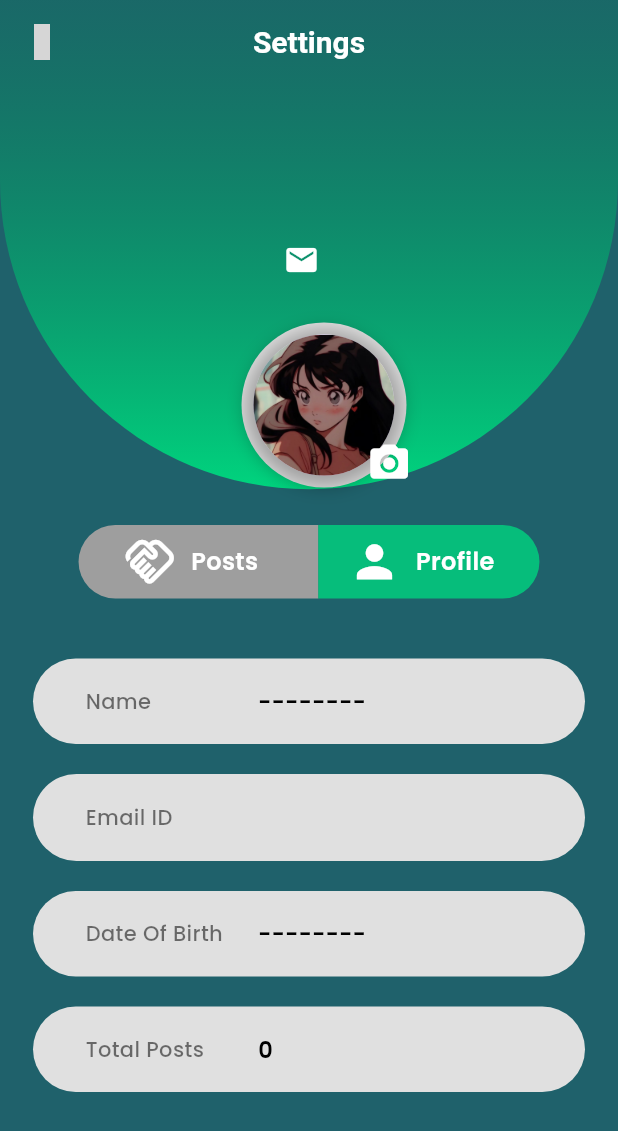
After one commit to Krishnabh-Das/HESTIA, a Flutter app: the SettingsScreen screen opened directly, after a tap on "Posts", on a phone screen of 412 x 824 dp. The commit adds this screen. Shown: the top 1131 px of the screen. Run offline on Flutter 3.47's test engine with Material 3 defaults, Android fonts, the light colour scheme and no system bars; our stand-ins replace cloud_firestore, firebase_auth, firebase_core, firebase_storage, get, get_storage and 7 more; missing offline and left inert: custom_info_window, widget_to_marker; accounts and stored records are empty; network calls fail; grey boxes are pictures that could not be loaded.

Commit message:
Added the Settings Screen with backend connection

```diff
--- /dev/null
+++ b/client/lib/bottom_nav_bar.dart
@@ -0,0 +1,47 @@
+import 'package:flutter/material.dart';
+import 'package:get/get.dart';
+import 'package:get/get_state_manager/get_state_manager.dart';
+import 'package:hestia/features/core/screens/Donation/donation_Screen.dart';
+import 'package:hestia/features/core/screens/home/home.dart';
+import 'package:hestia/features/core/screens/maps/MarkerMap/MapScreen.dart';
+import 'package:hestia/features/personalization/screens/settings/settings_screen.dart';
+import 'package:iconsax/iconsax.dart';
+
+class bottomNavBar extends StatelessWidget {
+  const bottomNavBar({super.key});
+
+  @override
+  Widget build(BuildContext context) {
+    final controller = Get.put(NavigationController());
+    return Scaffold(
+      bottomNavigationBar: NavigationBar(
+        destinations: const [
+          NavigationDestination(icon: Icon(Iconsax.home), label: "Home"),
+          NavigationDestination(
+              icon: Icon(Iconsax.message_question), label: "Question"),
+          NavigationDestination(icon: Icon(Icons.help), label: "Donate"),
+          NavigationDestination(icon: Icon(Iconsax.setting), label: "Settings"),
+        ],
+        elevation: 0,
+        height: 80,
+        selectedIndex: controller.selectedIndex.value,
+        onDestinationSelected: (value) =>
+            controller.selectedIndex.value = value,
+      ),
+      body: Obx(
+        () => controller.screens[controller.selectedIndex.value],
+      ),
+    );
+  }
+}
+
+class NavigationController extends GetxController {
+  Rx<int> selectedIndex = 0.obs;
+
+  var screens = [
+    MarkerMapScreen(),
+    HomeScreen(),
+    DonationScreen(),
+    SettingsScreen()
+  ];
+}
--- a/client/lib/data/repositories/firebase_queries_for_regionMap/firebase_queries_for_regionMap.dart
+++ b/client/lib/data/repositories/firebase_queries_for_regionMap/firebase_queries_for_regionMap.dart
@@ -8,38 +8,48 @@ class FirebaseQueryForRegionMap {
     Set<Polygon> polygons = {};
 
     try {
-      // Replace 'RegionMap' with your actual Firestore collection name
       final querySnapshot =
           await FirebaseFirestore.instance.collection('RegionMap').get();
 
       for (var documentSnapshot in querySnapshot.docs) {
-        // Extract points from the document
-        List<LatLng> latLngPoints = [];
+        // Extract 'coords' field from Firestore document
+        List<dynamic>? array_of_geopoints = documentSnapshot.data()["coords"];
 
-        // Iterate through fields like '1', '2', '3', ...
-        int pointIndex = 1;
-        while (documentSnapshot.data().containsKey(pointIndex.toString())) {
-          GeoPoint geoPoint =
-              documentSnapshot.data()[pointIndex.toString()] as GeoPoint;
-          latLngPoints.add(LatLng(geoPoint.latitude, geoPoint.longitude));
-          pointIndex++;
-        }
+        if (array_of_geopoints != null && array_of_geopoints.length > 2) {
+          // Check if the 'coords' list contains valid GeoPoint objects
+          if (array_of_geopoints.every((element) => element is GeoPoint)) {
+            // Convert dynamic list to List<GeoPoint>
+            List<GeoPoint> geoPoints = List<GeoPoint>.from(array_of_geopoints);
+
+            // Convert GeoPoint list to LatLng list
+            List<LatLng> latlngPoints = geoPoints
+                .map(
+                    (geoPoint) => LatLng(geoPoint.latitude, geoPoint.longitude))
+                .toList();
 
             // Create a Polygon with the LatLng points
             Polygon polygon = Polygon(
               polygonId: PolygonId(documentSnapshot.id),
-          points: latLngPoints,
+              points: latlngPoints,
               geodesic: true,
               strokeWidth: 1,
               fillColor: Colors.redAccent.withOpacity(0.3),
               strokeColor: Colors.red,
             );
 
-        // Add the Polygon to the set
             polygons.add(polygon);
+          } else {
+            print(
+                "Error: 'coords' contains invalid GeoPoint objects for document ID ${documentSnapshot.id}");
+          }
+        } else {
+          // Handle the case where 'coords' is null or missing
+          print(
+              "Error: 'coords' is null or missing for document ID ${documentSnapshot.id}");
+        }
       }
     } catch (e) {
-      print('Error fetching polygons: $e');
+      print('Error fetching Region Map: $e');
     }
 
     return polygons;
--- a/client/lib/data/repositories/firebase_query_repository/firebase_query_for_users.dart
+++ b/client/lib/data/repositories/firebase_query_repository/firebase_query_for_users.dart
@@ -134,4 +134,21 @@ class FirebaseQueryForUsers {
       return [];
     }
   }
+
+  Future<Map<String, dynamic>> getProfileFromUsers() async {
+    String? userId = AuthRepository().getUserId();
+    print("print user ID ${userId}");
+    try {
+      final snapshot = await FirebaseFirestore.instance
+          .collection('Users')
+          .doc(userId)
+          .collection('Profile')
+          .get();
+
+      return snapshot.docs[0].data();
+    } catch (error) {
+      print('Error getting markers: $error');
+      return {};
+    }
+  }
 }
--- a/client/lib/features/authentication/controllers/login_controller.dart
+++ b/client/lib/features/authentication/controllers/login_controller.dart
@@ -1,5 +1,6 @@
 import 'package:flutter/material.dart';
 import 'package:get/get.dart';
+import 'package:hestia/bottom_nav_bar.dart';
 import 'package:hestia/data/repositories/auth_repositories.dart';
 import 'package:hestia/features/core/screens/maps/MarkerMap/MapScreen.dart';
 
@@ -20,7 +21,7 @@ class LoginController extends GetxController {
       passwordString,
       () {
         if (_auth.auth.currentUser!.emailVerified) {
-          Get.offAll(() => MarkerMapScreen(key: UniqueKey()));
+          Get.offAll(() => bottomNavBar());
         }
       },
     );
--- /dev/null
+++ b/client/lib/features/core/screens/Donation/donation_Screen.dart
@@ -0,0 +1,10 @@
+import 'package:flutter/material.dart';
+
+class DonationScreen extends StatelessWidget {
+  const DonationScreen({super.key});
+
+  @override
+  Widget build(BuildContext context) {
+    return const Placeholder();
+  }
+}
--- /dev/null
+++ b/client/lib/features/personalization/controllers/settings_controller.dart
@@ -0,0 +1,76 @@
+import 'dart:io';
+
+import 'package:cloud_firestore/cloud_firestore.dart';
+import 'package:get/get.dart';
+import 'package:hestia/data/repositories/auth_repositories.dart';
+import 'package:hestia/data/repositories/firebase_query_repository/firebase_query_for_users.dart';
+import 'package:hestia/features/core/controllers/marker_map_controller.dart';
+import 'package:hestia/features/personalization/screens/settings/settings_screen.dart';
+import 'package:path_provider/path_provider.dart';
+
+class settingsController extends GetxController {
+  static settingsController get instance => Get.find();
+
+  Rx<bool> isPostSelected = true.obs;
+  void toggleIsPostSelected() {
+    isPostSelected.value = !isPostSelected.value;
+  }
+
+  RxList<dynamic> settingsUserPostDetails = <dynamic>[].obs;
+
+  RxMap<String, dynamic> settingUserProfileDetails = <String, dynamic>{}.obs;
+
+  Rx<int> totalPost = 0.obs;
+
+  // -----------------------   FUNCTIONS   --------------------------
+  Future<void> getSettingsUserPostData() async {
+    List<dynamic> returnList = <dynamic>[];
+    final markers = await FirebaseQueryForUsers().getMarkersFromUsers();
+    for (var marker in markers) {
+      var imageUrl = marker["imageUrl"];
+
+      Directory tempDir = await getTemporaryDirectory();
+      String appDirPath = '${tempDir.path}/HESTIA/MarkerImages/';
+      File? imageFile = File('$appDirPath/image_file${marker["id"]}.png');
+
+      File? image = imageFile.existsSync()
+          ? imageFile
+          : await MarkerMapController.instance
+              .getImageFile(imageUrl, marker["id"]);
+
+      String description = marker["description"];
+
+      Map userPostData = {"image": image, "desc": description};
+      returnList.add(userPostData);
+    }
+
+    settingsUserPostDetails.value = returnList;
+  }
+
+  Future<void> getSettingsUserProfileDetails() async {
+    Map<String, dynamic> profileDetails =
+        await FirebaseQueryForUsers().getProfileFromUsers();
+
+    print("Name & DOB: ${profileDetails["name"]}, ${profileDetails["dob"]}");
+
+    settingUserProfileDetails.value = profileDetails;
+    update();
+  }
+
+  Future<void> getTotalPost() async {
+    String? userId = AuthRepository().getUserId();
+
+    try {
+      final snapshot = await FirebaseFirestore.instance
+          .collection('Users')
+          .doc(userId)
+          .collection('Markers')
+          .get();
+
+      totalPost.value = snapshot.size;
+      print('Number of documents: ${snapshot.size}');
+    } catch (e) {
+      print('Error fetching documents: $e');
+    }
+  }
+}
--- /dev/null
+++ b/client/lib/features/personalization/screens/settings/settings_screen.dart
@@ -0,0 +1,471 @@
+import 'dart:io';
+
+import 'package:firebase_auth/firebase_auth.dart';
+import 'package:flutter/material.dart';
+import 'package:get/get.dart';
+import 'package:hestia/features/personalization/controllers/settings_controller.dart';
+
+import 'package:hestia/utils/constants/images_strings.dart';
+import 'package:hestia/utils/device/device_utility.dart';
+import 'package:iconsax/iconsax.dart';
+
+class SettingsScreen extends StatelessWidget {
+  final settingsController1 = Get.put(settingsController());
+  SettingsScreen({super.key}) {
+    _initData();
+  }
+
+  Future<void> _initData() async {
+    await settingsController1.getSettingsUserProfileDetails();
+    await settingsController1.getSettingsUserPostData();
+    await settingsController1.getTotalPost();
+  }
+
+  @override
+  Widget build(BuildContext context) {
+    return Scaffold(
+        backgroundColor: Color(0xff1F616B),
+        body: SingleChildScrollView(
+          scrollDirection: Axis.vertical,
+          child: Obx(
+            () => Column(
+              children: [
+                // Primary Header
+                primaryHeader(
+                  onPressed: () {},
+                ),
+
+                // Post & Profile Button
+                Padding(
+                  padding: const EdgeInsets.symmetric(horizontal: 22.0),
+                  child: Row(
+                    mainAxisAlignment: MainAxisAlignment.center,
+                    children: [
+                      postButton(settingsController1: settingsController1),
+                      profileButton(settingsController1: settingsController1),
+                    ],
+                  ),
+                ),
+
+                Container(
+                  child: settingsController1.isPostSelected.value
+                      // User Post
+                      ? Padding(
+                          padding: const EdgeInsets.only(
+                              left: 22, right: 22, top: 0, bottom: 22),
+                          child: userPostsListView(
+                              settingsController1: settingsController1),
+                        )
+                      // User Profile
+                      : Padding(
+                          padding: const EdgeInsets.only(
+                              left: 22, right: 22, top: 40, bottom: 22),
+                          child: Column(
+                            children: [
+                              settingsProfileField(
+                                column1String: "Name",
+                                column2String: settingsController.instance
+                                    .settingUserProfileDetails.value["name"],
+                              ),
+                              SizedBox(height: 20),
+                              settingsProfileField(
+                                column1String: "Email ID",
+                                column2String:
+                                    FirebaseAuth.instance.currentUser?.email,
+                              ),
+                              SizedBox(height: 20),
+                              settingsProfileField(
+                                column1String: "Date Of Birth",
+                                column2String: settingsController.instance
+                                    .settingUserProfileDetails.value["dob"],
+                              ),
+                              SizedBox(height: 20),
+                              settingsProfileField(
+                                column1String: "Total Posts",
+                                column2String:
+                                    "${settingsController1.totalPost.value}",
+                              ),
+                            ],
+                          ),
+                        ),
+                ),
+
+                SizedBox(
+                  height: 10,
+                )
+              ],
+            ),
+          ),
+        ));
+  }
+}
+
+class settingsProfileField extends StatelessWidget {
+  const settingsProfileField({
+    super.key,
+    required this.column1String,
+    this.column2String,
+  });
+
+  final String column1String;
+  final String? column2String;
+
+  @override
+  Widget build(BuildContext context) {
+    return Container(
+      decoration: BoxDecoration(
+          borderRadius: BorderRadius.circular(40), color: Colors.grey.shade300),
+      child: Padding(
+        padding: const EdgeInsets.symmetric(horizontal: 35, vertical: 18),
+        child: Row(
+          children: [
+            SizedBox(
+              width: 100,
+              child: Text(
+                column1String,
+                style: TextStyle(
+                    color: Colors.black54,
+                    fontWeight: FontWeight.w500,
+                    fontSize: 14),
+              ),
+            ),
+            SizedBox(
+              width: 15,
+            ),
+            Expanded(
+              child: Text(
+                column2String ?? "--------",
+                style: TextStyle(fontWeight: FontWeight.w600, fontSize: 15),
+                maxLines: 2,
+                overflow: TextOverflow.ellipsis,
+              ),
+            )
+          ],
+        ),
+      ),
+    );
+  }
+}
+
+class primaryHeader extends StatelessWidget {
+  const primaryHeader({
+    super.key,
+    this.onPressed,
+  });
+
+  final VoidCallback? onPressed;
+
+  @override
+  Widget build(BuildContext context) {
+    return Container(
+      height: 350,
+      child: Stack(
+        children: [
+          Positioned(
+            top: -MyAppDeviceUtils.getScreenWidth(context) / 4.8,
+            left: 0,
+            right: 0,
+            child: Container(
+              height: MyAppDeviceUtils.getScreenWidth(context),
+              width: MyAppDeviceUtils.getScreenWidth(context),
+              decoration: BoxDecoration(
+                borderRadius: BorderRadius.only(
+                    bottomLeft: Radius.circular(
+                        MyAppDeviceUtils.getScreenWidth(context)),
+                    bottomRight: Radius.circular(
+                        MyAppDeviceUtils.getScreenWidth(context))),
+                gradient: LinearGradient(
+                  colors: [
+                    Color.fromARGB(0, 7, 112, 82),
+                    Color(0xFF00D47E),
+                  ],
+                  begin: Alignment.topCenter,
+                  end: Alignment.bottomCenter,
+                  stops: [0.0, 1.0],
+                ),
+              ),
+            ),
+          ),
+          AppBar(
+            title: Text(
+              "Settings",
+              style: TextStyle(fontSize: 20, color: Colors.white),
+            ),
+            centerTitle: true,
+            leading: Icon(
+              Iconsax.setting,
+              color: Colors.white,
+            ),
+          ),
+          Padding(
+            padding: const EdgeInsets.only(top: 130),
+            child: Column(
+              crossAxisAlignment: CrossAxisAlignment.center,
+              children: [
+                Text(
+                  settingsController
+                          .instance.settingUserProfileDetails.value["name"] ??
+                      "",
+                  style: TextStyle(
+                      color: Colors.white,
+                      fontSize: 21,
+                      fontWeight: FontWeight.w700),
+                ),
+                Row(
+                  mainAxisAlignment: MainAxisAlignment.center,
+                  children: [
+                    Icon(
+                      Icons.email,
+                      color: Colors.white,
+                    ),
+                    SizedBox(
+                      width: 10,
+                    ),
+                    Text(
+                      "${FirebaseAuth.instance.currentUser?.email}",
+                      style: TextStyle(
+                        color: Colors.white,
+                      ),
+                    ),
+                  ],
+                ),
+              ],
+            ),
+          ),
+          Positioned(
+            top: 215,
+            left: MyAppDeviceUtils.getScreenWidth(context) / 2 - 48,
+            child: Container(
+              height: 110,
+              decoration: BoxDecoration(
+                  shape: BoxShape.circle, color: Colors.grey.shade300),
+              child: Padding(
+                  padding: const EdgeInsets.all(8.0),
+                  child: Container(
+                    width: 100,
+                    height: 100,
+                    decoration: BoxDecoration(
+                      shape: BoxShape.circle,
+                      color: Colors.grey,
+                      boxShadow: [
+                        BoxShadow(
+                          color: Colors.black.withOpacity(0.3),
+                          spreadRadius: 5,
+                          blurRadius: 10,
+                          offset: Offset(0, 2),
+                        ),
+                      ],
+                    ),
+                    child: CircleAvatar(
+                      radius: 50, // Adjust the radius as per your design
+                      backgroundImage: AssetImage(MyAppImages.profile2),
+                    ),
+                  )),
+            ),
+          ),
+          Positioned(
+              top: 285,
+              left: MyAppDeviceUtils.getScreenWidth(context) / 1.75,
+              child: IconButton(
+                  onPressed: onPressed,
+                  icon: Icon(
+                    Icons.camera_alt,
+                    size: 30,
+                    color: Colors.white,
+                  )))
+        ],
+      ),
+    );
+  }
+}
+
+class profileButton extends StatelessWidget {
+  const profileButton({
+    super.key,
+    required this.settingsController1,
+  });
+
+  final settingsController settingsController1;
+
+  @override
+  Widget build(BuildContext context) {
+    return GestureDetector(
+      onTap: () => settingsController1.toggleIsPostSelected(),
+      child: Container(
+        decoration: BoxDecoration(
+            borderRadius: BorderRadius.only(
+                topRight: Radius.circular(100),
+                bottomRight: Radius.circular(100)),
+            color: !settingsController1.isPostSelected.value
+                ? Color.fromARGB(204, 0, 212, 127)
+                : Colors.grey),
+        child: Padding(
+          padding: EdgeInsets.fromLTRB(20, 7, 30, 7),
+          child: Row(
+            children: [
+              Icon(
+                Icons.person,
+                color: Colors.white,
+                size: 35,
+              ),
+              SizedBox(
+                width: 10,
+              ),
+              Text(
+                "Profile",
+                style: TextStyle(
+                    color: Colors.white,
+                    fontSize: 16,
+                    fontWeight: FontWeight.w600),
+              ),
+            ],
+          ),
+        ),
+      ),
+    );
+  }
+}
+
+class postButton extends StatelessWidget {
+  const postButton({
+    super.key,
+    required this.settingsController1,
+  });
+
+  final settingsController settingsController1;
+
+  @override
+  Widget build(BuildContext context) {
+    return GestureDetector(
+      onTap: () => settingsController1.toggleIsPostSelected(),
+      child: Container(
+        decoration: BoxDecoration(
+            borderRadius: BorderRadius.only(
+                topLeft: Radius.circular(100),
+                bottomLeft: Radius.circular(100)),
+            color: settingsController1.isPostSelected.value
+                ? Color.fromARGB(204, 0, 212, 127)
+                : Colors.grey),
+        child: Padding(
+          padding: EdgeInsets.fromLTRB(30, 7, 40, 7),
+          child: Row(
+            children: [
+              Icon(
+                Icons.handshake_outlined,
+                color: Colors.white,
+                size: 35,
+              ),
+              SizedBox(
+                width: 10,
+              ),
+              Text(
+                "Posts",
+                style: TextStyle(
+                    color: Colors.white,
+                    fontSize: 16,
+                    fontWeight: FontWeight.w600),
+              ),
+            ],
+          ),
+        ),
+      ),
+    );
+  }
+}
+
+class userPostsListView extends StatelessWidget {
+  const userPostsListView({
+    super.key,
+    required this.settingsController1,
+  });
+
+  final settingsController settingsController1;
+
+  @override
+  Widget build(BuildContext context) {
+    return Obx(
+      () => ListView.builder(
+        itemBuilder: (_, index) {
+          return Column(
+            children: [
+              settingsUserPost(
+                image: settingsController1.settingsUserPostDetails[index]
+                    ["image"],
+                description: settingsController1.settingsUserPostDetails[index]
+                    ["desc"],
+              ),
+              SizedBox(
+                height: 15,
+              )
+            ],
+          );
+        },
+        itemCount: settingsController1.settingsUserPostDetails.length,
+        shrinkWrap: true,
+        physics: NeverScrollableScrollPhysics(),
+      ),
+    );
+  }
+}
+
+class settingsUserPost extends StatelessWidget {
+  const settingsUserPost({
+    super.key,
+    required this.image,
+    required this.description,
+    this.location = "Guwahati Railway Station",
+  });
+
+  final File image;
+  final String description;
+  final String location;
+
+  @override
+  Widget build(BuildContext context) {
+    return Container(
+      decoration: BoxDecoration(
+          borderRadius: BorderRadius.circular(20),
+          color: Colors.white.withOpacity(0.9)),
+      child: Padding(
+        padding: EdgeInsets.all(15),
+        child: Column(
+          crossAxisAlignment: CrossAxisAlignment.start,
+          children: [
+            ClipRRect(
+              borderRadius: BorderRadius.only(
+                  topLeft: Radius.circular(20), topRight: Radius.circular(20)),
+              child: Image.file(image),
+            ),
+            SizedBox(
+              height: 5,
+            ),
+            Row(
+              children: [
+                Icon(
+                  Icons.location_on,
+                  color: Colors.red,
+                  size: 30,
+                ),
+                Expanded(
+                  child: Text(
+                    "Guwahati Railway Station",
+                    maxLines: 1,
+                    overflow: TextOverflow.ellipsis,
+                    style: TextStyle(fontWeight: FontWeight.w600, fontSize: 15),
+                  ),
+                )
+              ],
+            ),
+            Padding(
+              padding: const EdgeInsets.symmetric(horizontal: 2, vertical: 4),
+              child: Text(
+                description,
+                style: TextStyle(color: Colors.black54, fontSize: 12),
+              ),
+            ),
+          ],
+        ),
+      ),
+    );
+  }
+}
--- a/client/lib/main.dart
+++ b/client/lib/main.dart
@@ -3,6 +3,7 @@ import 'package:firebase_core/firebase_core.dart';
 import 'package:flutter/foundation.dart';
 import 'package:flutter/material.dart';
 import 'package:get/get.dart';
+import 'package:hestia/bottom_nav_bar.dart';
 import 'package:hestia/features/authentication/screens/login/login_screen.dart';
 import 'package:hestia/features/core/screens/maps/MarkerMap/MapScreen.dart';
 import 'package:hestia/utils/constants/api_constants.dart';
@@ -39,7 +40,7 @@ class App extends StatelessWidget {
       themeMode: ThemeMode.system,
       theme: MyAppTheme.lightTheme,
       darkTheme: MyAppTheme.darkTheme,
-      home: currentUser == null ? LoginScreen() : MarkerMapScreen(),
+      home: currentUser == null ? LoginScreen() : bottomNavBar(),
     );
   }
 }
```
Lines whose indentation alone changed are shown as unchanged.
